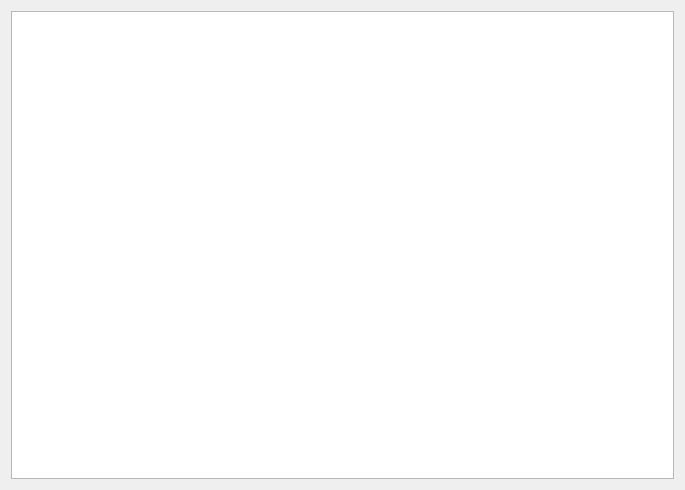
Old version of the form screendialog.ui in the repository VcamX/MIPS-Virtual-Machine.
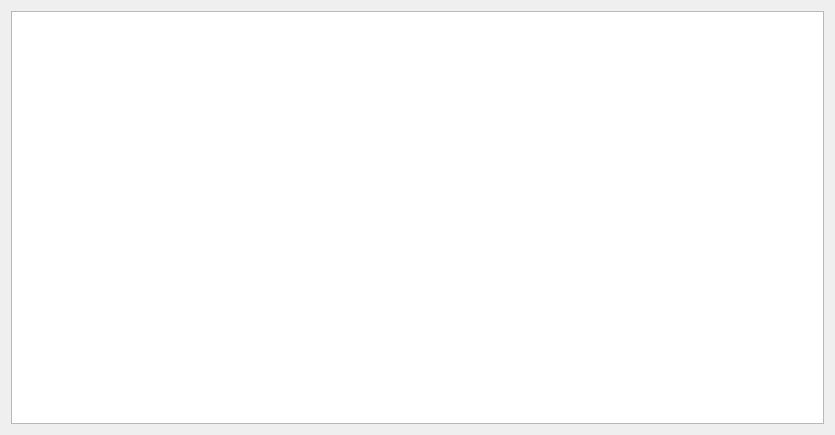
New version of the form. Icons and pictures are not drawn.

Diff of the .ui file:
```diff
--- a/screendialog.ui
+++ b/screendialog.ui
@@ -6,10 +6,16 @@
    <rect>
     <x>0</x>
     <y>0</y>
-    <width>685</width>
-    <height>490</height>
+    <width>835</width>
+    <height>435</height>
    </rect>
   </property>
+  <property name="minimumSize">
+   <size>
+    <width>835</width>
+    <height>435</height>
+   </size>
+  </property>
   <property name="windowTitle">
    <string>Screen</string>
   </property>
@@ -17,15 +23,24 @@
    <iconset resource="icon.qrc">
     <normaloff>:/icon/icon/display.png</normaloff>:/icon/icon/display.png</iconset>
   </property>
-  <layout class="QVBoxLayout" name="verticalLayout">
-   <item>
+  <layout class="QGridLayout" name="gridLayout">
+   <item row="0" column="0">
     <widget class="QTextBrowser" name="screenTextBrowser">
      <property name="font">
       <font>
-       <family>Arial</family>
-       <pointsize>11</pointsize>
+       <family>Lucida Console</family>
+       <pointsize>12</pointsize>
       </font>
      </property>
+     <property name="autoFillBackground">
+      <bool>false</bool>
+     </property>
+     <property name="verticalScrollBarPolicy">
+      <enum>Qt::ScrollBarAlwaysOff</enum>
+     </property>
+     <property name="horizontalScrollBarPolicy">
+      <enum>Qt::ScrollBarAlwaysOff</enum>
+     </property>
     </widget>
    </item>
   </layout>
```
